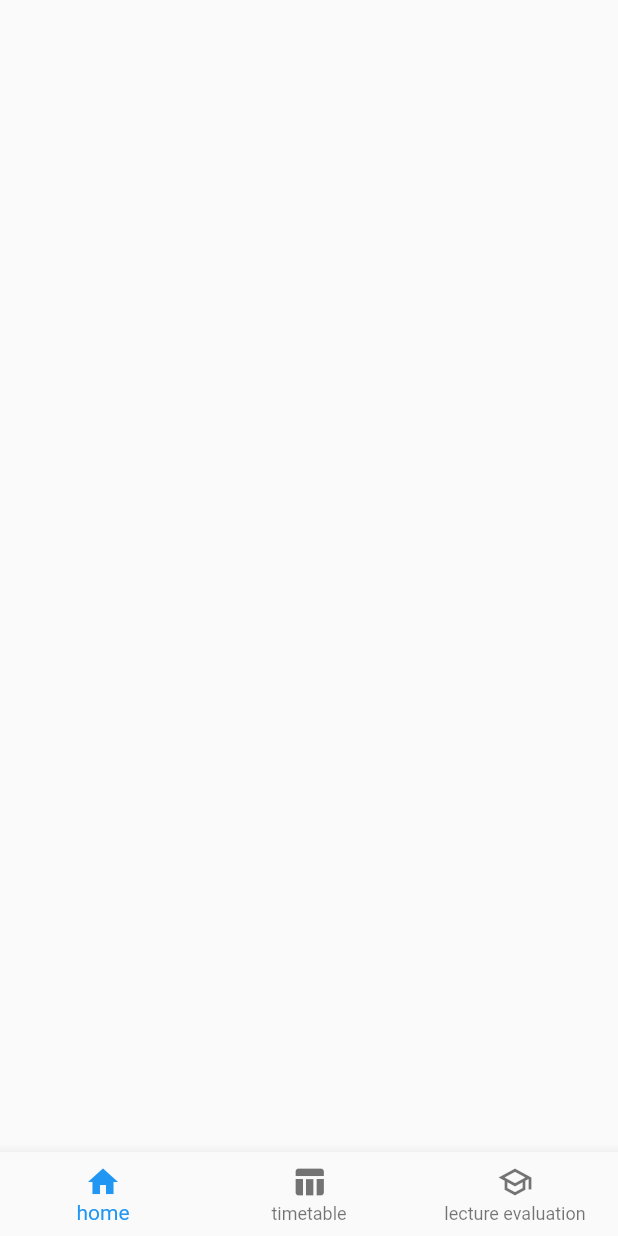
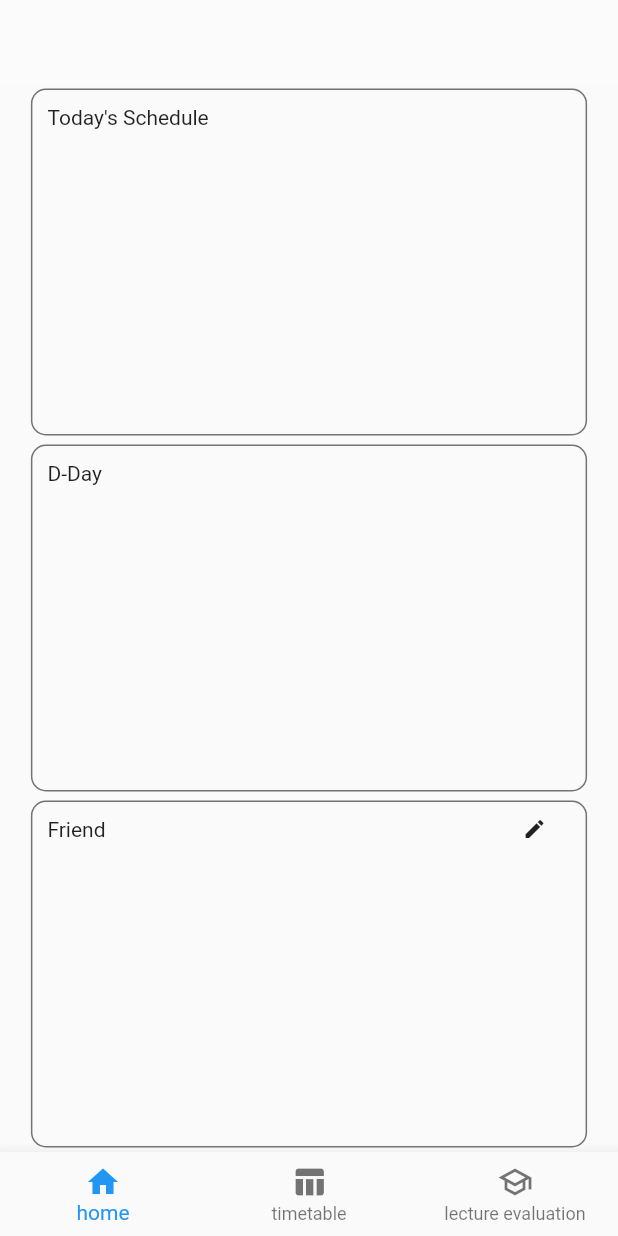
Before and after one commit to LUCAssYA/NLUT_FT, a Flutter app: the MainPage screen opened by its route, on a phone screen of 412 x 824 dp. Run offline on Flutter 3.47's test engine with Material 2 defaults, Android fonts, the phone set to English and light mode, and no system bars; network calls fail.

Commit message:
working on main page

```diff
--- a/lib/main.dart
+++ b/lib/main.dart
@@ -1,5 +1,3 @@
-import 'dart:ffi';
-
 import 'package:flutter/material.dart';
 import 'package:provider/provider.dart';
 import 'package:urooster/provider/auth_provider.dart';
--- /dev/null
+++ b/lib/model/dday_model.dart
@@ -0,0 +1,19 @@
+
+class DdayModel {
+  int id;
+  String name;
+  int dday;
+
+  DdayModel(this.id, this.name, this.dday);
+
+  DdayModel.fromJson(Map<String, dynamic> json) :
+    id = json['id'],
+    name = json['name'],
+    dday = json['dday'];
+
+  Map<String, dynamic> toJson() => {
+    "id": id,
+    "name": name,
+    "dday": dday
+  };
+}
--- /dev/null
+++ b/lib/model/today_schedule_model.dart
@@ -0,0 +1,26 @@
+class TodayScheduleModel {
+  int id;
+  String name;
+  String location;
+  String startTime;
+  String endTime;
+
+  TodayScheduleModel(
+      this.id, this.name, this.location, this.startTime, this.endTime);
+
+  TodayScheduleModel.fromJson(Map<String, dynamic> json):
+      id = json['id'],
+  name = json['name'],
+  location = json['location'],
+  startTime = json['startTime'],
+  endTime = json['endTime'];
+
+  Map<String, dynamic> toJson() => {
+    "id": id,
+    "name": name,
+    "location": location,
+    "startTime": startTime,
+    "endTime": endTime
+  };
+
+}
--- a/lib/screen/main_page.dart
+++ b/lib/screen/main_page.dart
@@ -1,32 +1,86 @@
 import 'package:flutter/cupertino.dart';
 import 'package:flutter/material.dart';
+import 'package:provider/provider.dart';
+import 'package:urooster/provider/home_provider.dart';
+import 'package:urooster/widget/custom_app_bar.dart';
 import 'package:urooster/widget/custom_bottom_bar.dart';
+import 'package:urooster/style/main_page_style.dart' as style;
 
-class MainPage extends StatelessWidget {
+class MainPage extends StatefulWidget {
   const MainPage({Key? key}) : super(key: key);
+
+  @override
+  State<MainPage> createState() => _MainPageState();
+}
+
+class _MainPageState extends State<MainPage> {
+  @override
+  void initState() {
+    // TODO: implement initState
+    super.initState();
+    context.read<HomeProvider>().getDday();
+    context.read<HomeProvider>().getFriends();
+    context.read<HomeProvider>().getToday();
+  }
 
   @override
   Widget build(BuildContext context) {
     return Scaffold(
-      body:Container(),
-      bottomNavigationBar: CustomBottom()
+      appBar: blankAppBar(),
+        body: Container(
+          margin: style.contextMargin(context),
+          child: Column(
+            crossAxisAlignment: CrossAxisAlignment.start,
+            children: [
+              Expanded(flex: 1,child: TodayScheduleList()), Expanded(child: DdayList(), flex: 1,), Expanded(child: Friend(), flex: 1,)],
+          ),
+        ),
+        bottomNavigationBar: CustomBottom());
+  }
+}
+
+class TodayScheduleList extends StatelessWidget {
+  TodayScheduleList({Key? key}) : super(key: key);
+
+  @override
+  Widget build(BuildContext context) {
+    return Container(
+      padding: style.itemPadding,
+      margin: style.itemMargin,
+      decoration: style.containerDecoration(),
+      child: Column(
+        crossAxisAlignment: CrossAxisAlignment.start,
+        children: [
+          Text("Today's Schedule"),
+          ListView.builder(
+              itemCount: context.watch<HomeProvider>().schedule.length,
+              scrollDirection: Axis.vertical,
+              shrinkWrap: true,
+              itemBuilder: (c, i) {
+                return TodaySchedule(
+                    schedule: context.watch<HomeProvider>().schedule[i]);
+              })
+        ],
+      ),
     );
   }
 }
 
+class TodaySchedule extends StatelessWidget {
+  const TodaySchedule({Key? key, this.schedule}) : super(key: key);
 
-class TodaySchedule extends StatelessWidget {
-  TodaySchedule({Key? key, this.label}) : super(key: key);
-  final label;
+  final schedule;
 
   @override
   Widget build(BuildContext context) {
-    return Container(child: Column(
+    return Container(
+        child: Row(
       children: [
-        Text(label),
-        ListView.builder(itemBuilder: (c, i){})
+        Expanded(child: Text(schedule.name), flex: 2,),
+        Expanded(child: Text(schedule.startTime + "~" + schedule.endTime), flex: 1,),
+        Expanded(child: Text(schedule.loaction), flex: 1,)
       ],
-    ),);
+    ));
   }
 }
 
@@ -35,16 +89,76 @@ class Friend extends StatelessWidget {
 
   @override
   Widget build(BuildContext context) {
-    return Container();
+    return Container(
+      padding: style.itemPadding,
+      margin: style.itemMargin,
+      decoration: style.containerDecoration(),
+      child: Column(
+        children: [
+          Row(
+            mainAxisAlignment: MainAxisAlignment.spaceBetween,
+            crossAxisAlignment: CrossAxisAlignment.start,
+            children: [
+              Text("Friend"),
+              Container(height: 16,child: IconButton(padding: EdgeInsets.all(0), onPressed: () {}, icon: Icon(Icons.edit, size: 16,)))
+            ],
+          ),
+          ListView.builder(
+              itemCount: context.watch<HomeProvider>().friend.length,
+              itemBuilder: (c, i) {
+                return Text(context.watch<HomeProvider>().friend[i]['name']);
+              },
+              scrollDirection: Axis.vertical,
+              shrinkWrap: true)
+        ],
+      ),
+    );
   }
 }
 
-
-class Dday extends StatelessWidget {
-  Dday({Key? key}) : super(key: key);
+class DdayList extends StatelessWidget {
+  DdayList({Key? key}) : super(key: key);
 
   @override
   Widget build(BuildContext context) {
-    return Container();
+    return Container(
+      padding: style.itemPadding,
+      margin: style.itemMargin,
+      decoration: style.containerDecoration(),
+      child: Column(
+        crossAxisAlignment: CrossAxisAlignment.start,
+        children: [
+          Text("D-Day"),
+          ListView.builder(
+              scrollDirection: Axis.vertical,
+              shrinkWrap: true,
+              itemCount: context.watch<HomeProvider>().dday.length,
+              itemBuilder: (c, i) {
+                return Dday(
+                    index: i, data: context.watch<HomeProvider>().dday[i]);
+              })
+        ],
+      ),
+    );
   }
 }
+
+class Dday extends StatelessWidget {
+  const Dday({Key? key, this.index, this.data}) : super(key: key);
+
+  final index;
+  final data;
+
+  @override
+  Widget build(BuildContext context) {
+    return Container(
+      child: Row(
+        children: [
+          Text(data.name),
+          Text("D" + data.dday.toString()),
+          IconButton(onPressed: () {}, icon: Icon(Icons.delete))
+        ],
+      ),
+    );
+  }
+}
--- /dev/null
+++ b/lib/style/main_page_style.dart
@@ -0,0 +1,21 @@
+import 'package:flutter/cupertino.dart';
+import 'package:flutter/material.dart';
+
+BoxDecoration containerDecoration() {
+  return BoxDecoration(
+    border: Border.all(
+      width: 1,
+      color: Colors.black54,
+    ),
+    borderRadius: BorderRadius.circular(10)
+  );
+}
+var contextMargin = (context) {
+  var width = MediaQuery.of(context).size.width;
+  var height = MediaQuery.of(context).size.height;
+
+  return EdgeInsets.symmetric(horizontal: width*0.05, vertical: 0 );
+};
+
+var itemMargin = EdgeInsets.symmetric(vertical: 3);
+var itemPadding = EdgeInsets.all(10);
```
Also changed, not shown: lib/model/register_model.dart (+15 -8 lines), lib/model/signin_model.dart (+4 -8 lines), lib/provider/home_provider.dart (+45 -10 lines), lib/model/register_model.g.dart (deleted), lib/model/signin_model.g.dart (deleted).
